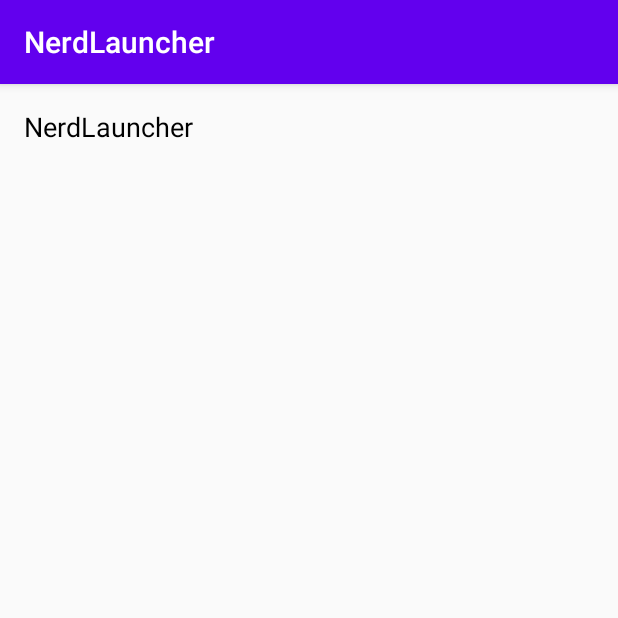
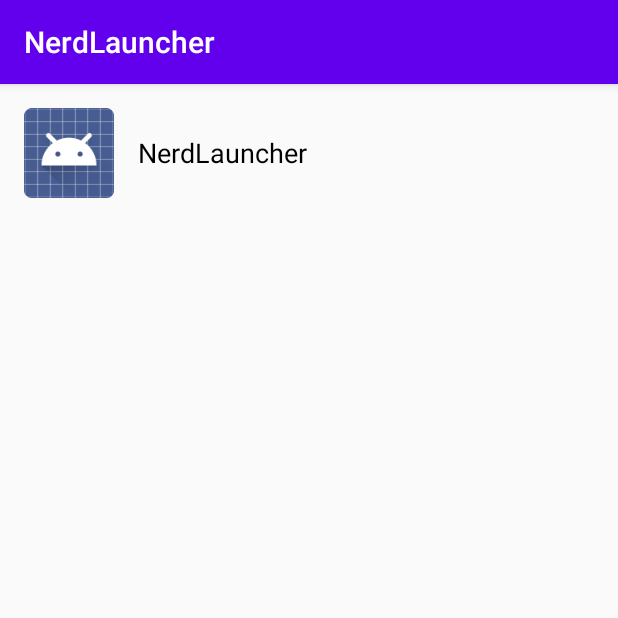
Before and after one commit to yaoyifei1216/AndroidProgramming, an Android app: the screen it shows after launch (NerdLauncherActivity), after a tap on "NerdLauncher", on a phone screen of 412 x 824 dp, the top half of it. Run offline under Robolectric (Android 15) with nearby library versions, the phone set to English and light mode, and no system bars.

Commit message:
2020-0815-1555：给launcher添加图标，此项目完结

```diff
--- a/NerdLauncher/app/src/main/AndroidManifest.xml
+++ b/NerdLauncher/app/src/main/AndroidManifest.xml
@@ -12,7 +12,8 @@
         <activity android:name=".NerdLauncherActivity">
             <intent-filter>
                 <action android:name="android.intent.action.MAIN" />
-
+                <category android:name="android.intent.category.HOME" />
+                <category android:name="android.intent.category.DEFAULT" />
                 <category android:name="android.intent.category.LAUNCHER" />
             </intent-filter>
         </activity>
--- a/NerdLauncher/app/src/main/java/com/example/nerdlauncher/NerdLauncherFragment.java
+++ b/NerdLauncher/app/src/main/java/com/example/nerdlauncher/NerdLauncherFragment.java
@@ -4,11 +4,13 @@ import android.content.Intent;
 import android.content.pm.ActivityInfo;
 import android.content.pm.PackageManager;
 import android.content.pm.ResolveInfo;
+import android.graphics.drawable.Drawable;
 import android.os.Bundle;
 import android.util.Log;
 import android.view.LayoutInflater;
 import android.view.View;
 import android.view.ViewGroup;
+import android.widget.ImageView;
 import android.widget.TextView;
 
 import androidx.annotation.NonNull;
@@ -57,24 +59,30 @@ public class NerdLauncherFragment extends Fragment {
     private class ActivityHolder extends RecyclerView.ViewHolder implements View.OnClickListener {
         private ResolveInfo mResolveInfo;
         private TextView mNameTextView;
+        private ImageView mIconImage;
 
         public ActivityHolder(View itemView) {
             super(itemView);
-            mNameTextView = (TextView) itemView;
+            mNameTextView = itemView.findViewById(R.id.activity_text_view);
+            mIconImage = itemView.findViewById(R.id.activity_icon_image);
         }
 
         public void bindActivity(ResolveInfo resolveInfo) {
             mResolveInfo = resolveInfo;
             PackageManager pm = getActivity().getPackageManager();
             String appName = mResolveInfo.loadLabel(pm).toString();
+            Drawable loadIcon = mResolveInfo.loadIcon(pm);
             mNameTextView.setText(appName);
+            mIconImage.setImageDrawable(loadIcon);
             mNameTextView.setOnClickListener(this);
         }
 
         @Override
         public void onClick(View view) {
             ActivityInfo activityInfo = mResolveInfo.activityInfo;
-            Intent intent = new Intent(Intent.ACTION_MAIN).setClassName(activityInfo.applicationInfo.packageName, activityInfo.name);
+            Intent intent = new Intent(Intent.ACTION_MAIN)
+                    .setClassName(activityInfo.applicationInfo.packageName, activityInfo.name)
+                    .addFlags(Intent.FLAG_ACTIVITY_NEW_TASK);
             startActivity(intent);
         }
     }
--- a/NerdLauncher/app/src/main/res/layout/simple_list_item_1.xml
+++ b/NerdLauncher/app/src/main/res/layout/simple_list_item_1.xml
@@ -1,8 +1,25 @@
 <?xml version="1.0" encoding="utf-8"?>
-<TextView xmlns:android="http://schemas.android.com/apk/res/android"
-    android:id="@+id/activity_text_view"
+<LinearLayout xmlns:android="http://schemas.android.com/apk/res/android"
     android:layout_width="match_parent"
     android:layout_height="wrap_content"
-    android:textSize="18sp"
-    android:textColor="@android:color/black"
-    android:layout_margin="16dp"/>
+    android:orientation="horizontal"
+    android:padding="16dp">
+
+    <ImageView
+        android:layout_width="60dp"
+        android:layout_height="60dp"
+        android:id="@+id/activity_icon_image"
+        android:scaleType="centerCrop"
+        android:src="@drawable/ic_launcher_background">
+    </ImageView>
+
+    <TextView
+        android:id="@+id/activity_text_view"
+        android:layout_width="match_parent"
+        android:layout_height="60dp"
+        android:layout_marginLeft="16dp"
+        android:gravity="center_vertical"
+        android:textColor="@android:color/black"
+        android:textSize="18sp" />
+
+</LinearLayout>
```
